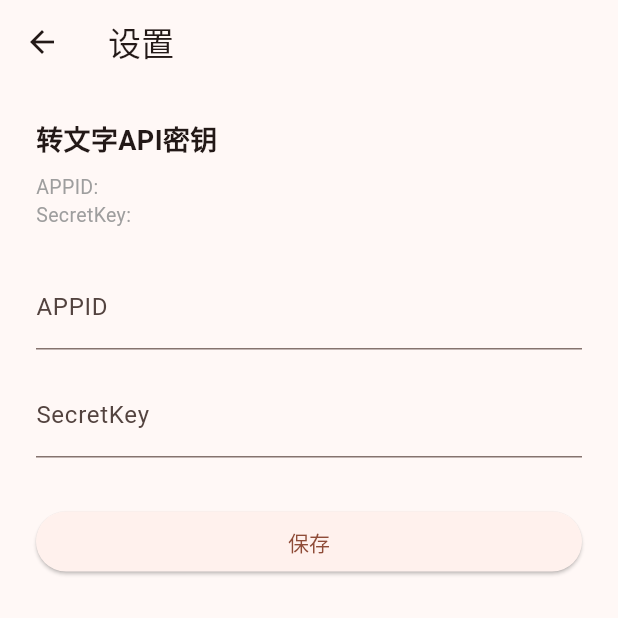
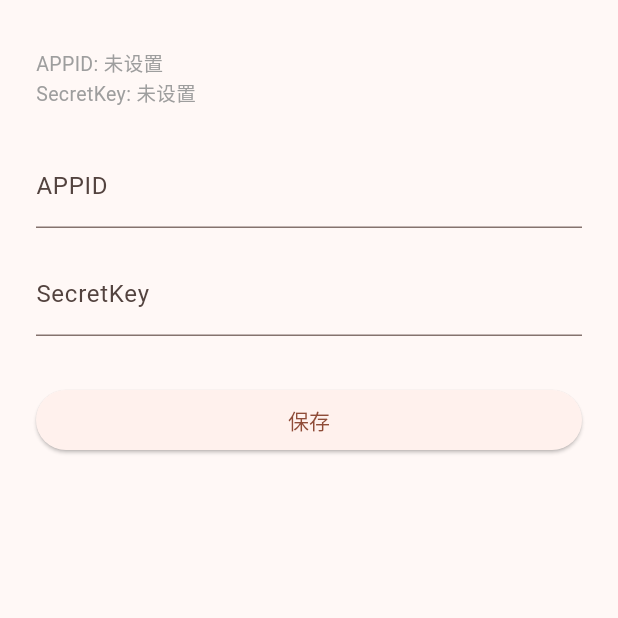
Before and after one commit to atorber/clip-text, a Flutter app: the SettingsPage screen opened directly, on a phone screen of 412 x 824 dp, the top half of it. Run offline on Flutter 3.47's test engine with Material 3 defaults, Android fonts, the phone set to English and light mode, and no system bars; our stand-ins replace just_audio, plugin_platform_interface, shared_preferences; accounts and stored records are empty.

Commit message:
更新设置页面，移除转文字API密钥的标题，并在未设置时显示相应提示，提升用户体验。

```diff
--- a/lib/pages/settings_page.dart
+++ b/lib/pages/settings_page.dart
@@ -40,7 +40,7 @@ class _SettingsPageState extends State<SettingsPage> {
   @override
   Widget build(BuildContext context) {
     return Scaffold(
-      appBar: AppBar(title: Text('设置')),
+      // appBar: AppBar(title: Text('转文字API密钥')),
       body: _loading
           ? Center(child: CircularProgressIndicator())
           : SingleChildScrollView(
@@ -50,10 +50,9 @@ class _SettingsPageState extends State<SettingsPage> {
                 child: Column(
                   crossAxisAlignment: CrossAxisAlignment.start,
                   children: [
-                    Text('转文字API密钥', style: TextStyle(fontWeight: FontWeight.bold, fontSize: 18)),
                     SizedBox(height: 8),
-                    Text('APPID: ' + _appIdController.text, style: TextStyle(fontSize: 13, color: Colors.grey)),
-                    Text('SecretKey: ' + _secretKeyController.text, style: TextStyle(fontSize: 13, color: Colors.grey)),
+                    Text('APPID: ${_appIdController.text.isEmpty ? '未设置' : _appIdController.text}', style: TextStyle(fontSize: 13, color: Colors.grey)),
+                    Text('SecretKey: ${_secretKeyController.text.isEmpty ? '未设置' : _secretKeyController.text}', style: TextStyle(fontSize: 13, color: Colors.grey)),
                     SizedBox(height: 24),
                     TextFormField(
                       controller: _appIdController,
--- a/lib/pages/text_library_page.dart
+++ b/lib/pages/text_library_page.dart
@@ -123,7 +123,7 @@ class _TextLibraryPageState extends State<TextLibraryPage> {
                           crossAxisAlignment: CrossAxisAlignment.start,
                           children: [
                             Text(
-                              t.text.length > 20 ? t.text.substring(0, 20) + '...' : (t.text.length > 0 ? t.text : '转换中...'),
+                              t.text.length > 20 ? '${t.text.substring(0, 20)}...' : (t.text.isNotEmpty ? t.text : '转换中...'),
                               style: TextStyle(fontWeight: FontWeight.bold),
                               maxLines: 1,
                               overflow: TextOverflow.ellipsis,
```
Also changed, not shown: lib/pages/submit_transcribe_task_page.dart (+4 -4 lines).
